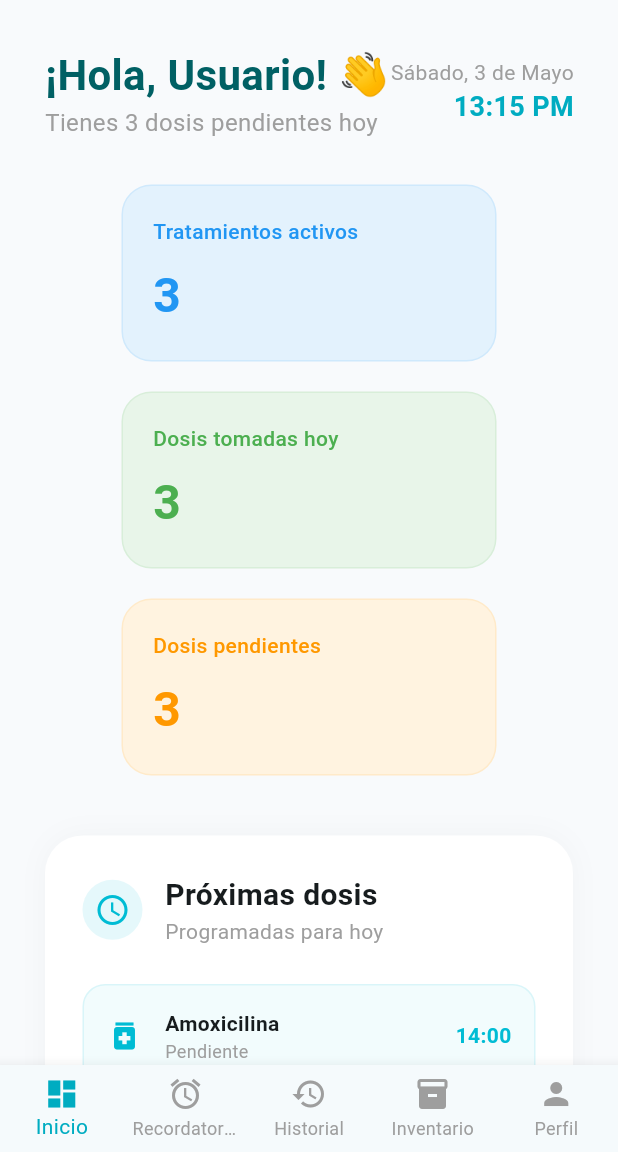
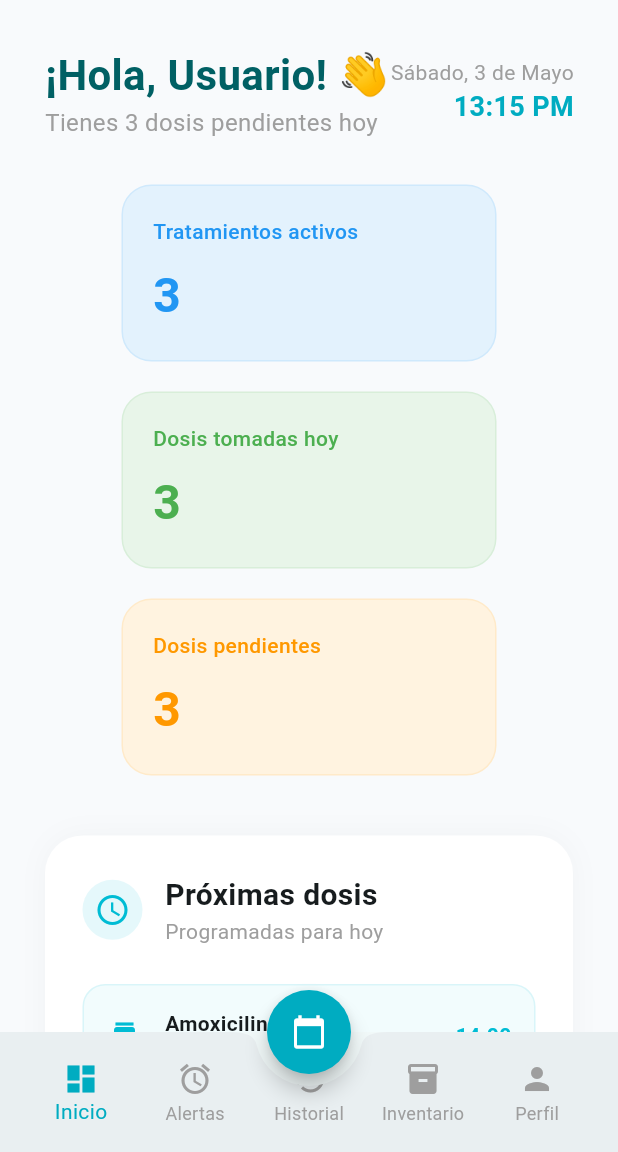
Before and after one commit to Sfatdry/dosify, a Flutter app: the MainNavigation screen opened by its route, on a phone screen of 412 x 824 dp, the part 84-1236 px from its top. Run offline on Flutter 3.47's test engine with Material 3 defaults, Android fonts, the light colour scheme and no system bars; our stand-ins replace google_fonts, supabase_flutter; accounts and stored records are empty.

Commit message:
Agregada pantalla de Tratamiento y corregido main_navigation con boton flotante

```diff
--- a/lib/screens/main_navigation.dart
+++ b/lib/screens/main_navigation.dart
@@ -1,10 +1,10 @@
 import 'package:flutter/material.dart';
-// Asegúrate de que estas rutas coincidan con tus archivos reales
 import 'dashboard_screen.dart';
 import 'historial_screen.dart';
 import 'inventory_screen.dart';
 import 'profile_screen.dart';
-import 'recordatorio_screen.dart'; // Verifica que el archivo se llame así
+import 'recordatorio_screen.dart';
+import 'tratamiento_screen.dart'; // ¡Listo!
 
 class MainNavigation extends StatefulWidget {
   final String userName;
@@ -20,14 +20,14 @@ class _MainNavigationState extends State<MainNavigation> {
 
   @override
   Widget build(BuildContext context) {
-    // 2. Lista de pantallas corregida
+    // 1. LISTADO COMPLETO CON LAS 6 PANTALLAS
     final List<Widget> _screens = [
-      DashboardScreen(userName: widget.userName),
-      // Si tu clase se llama RecordatorioScreen, asegúrate de que acepte userName
-      RecordatorioScreen(userName: widget.userName),
-      HistorialScreen(userName: widget.userName),
-      InventoryScreen(userName: widget.userName),
-      ProfileScreen(userName: widget.userName),
+      DashboardScreen(userName: widget.userName),     // Índice 0
+      RecordatorioScreen(userName: widget.userName),  // Índice 1
+      HistorialScreen(userName: widget.userName),     // Índice 2
+      InventoryScreen(userName: widget.userName),     // Índice 3
+      ProfileScreen(userName: widget.userName),       // Índice 4
+      TratamientoScreen(userName: widget.userName),   // Índice 5 (Nueva pantalla)
     ];
 
     return Scaffold(
@@ -35,8 +35,27 @@ class _MainNavigationState extends State<MainNavigation> {
         index: _selectedIndex,
         children: _screens,
       ),
-      bottomNavigationBar: BottomNavigationBar(
-        currentIndex: _selectedIndex,
+      // 2. BOTÓN FLOTANTE PARA LA INTERFAZ DE TRATAMIENTO
+      floatingActionButton: FloatingActionButton(
+        onPressed: () {
+          setState(() {
+            _selectedIndex = 5; // Cambia directamente a la pantalla de Tratamiento
+          });
+        },
+        backgroundColor: const Color(0xFF00ACC1),
+        shape: const CircleBorder(),
+        child: const Icon(Icons.calendar_today, color: Colors.white),
+      ),
+      // Coloca el botón flotante en medio de la barra inferior
+      floatingActionButtonLocation: FloatingActionButtonLocation.centerDocked,
+
+      // 3. BARRA DE NAVEGACIÓN ADAPTADA PARA DEJAR ESPACIO EN MEDIO
+      bottomNavigationBar: BottomAppBar(
+        shape: const CircularNotchedRectangle(),
+        notchMargin: 8.0,
+        clipBehavior: Clip.antiAlias,
+        child: BottomNavigationBar(
+          currentIndex: _selectedIndex == 5 ? 0 : _selectedIndex, // Evita errores visuales si está en tratamiento
           onTap: (index) {
             setState(() {
               _selectedIndex = index;
@@ -45,14 +64,17 @@ class _MainNavigationState extends State<MainNavigation> {
           type: BottomNavigationBarType.fixed,
           selectedItemColor: const Color(0xFF00ACC1),
           unselectedItemColor: Colors.grey,
+          elevation: 0,
+          backgroundColor: Colors.transparent, // Permite ver el diseño del BottomAppBar
           items: const [
             BottomNavigationBarItem(icon: Icon(Icons.dashboard), label: 'Inicio'),
-          BottomNavigationBarItem(icon: Icon(Icons.alarm), label: 'Recordatorios'),
+            BottomNavigationBarItem(icon: Icon(Icons.alarm), label: 'Alertas'),
             BottomNavigationBarItem(icon: Icon(Icons.history), label: 'Historial'),
             BottomNavigationBarItem(icon: Icon(Icons.inventory), label: 'Inventario'),
             BottomNavigationBarItem(icon: Icon(Icons.person), label: 'Perfil'),
           ],
         ),
+      ),
     );
   }
 }
```
Lines whose indentation alone changed are shown as unchanged.
